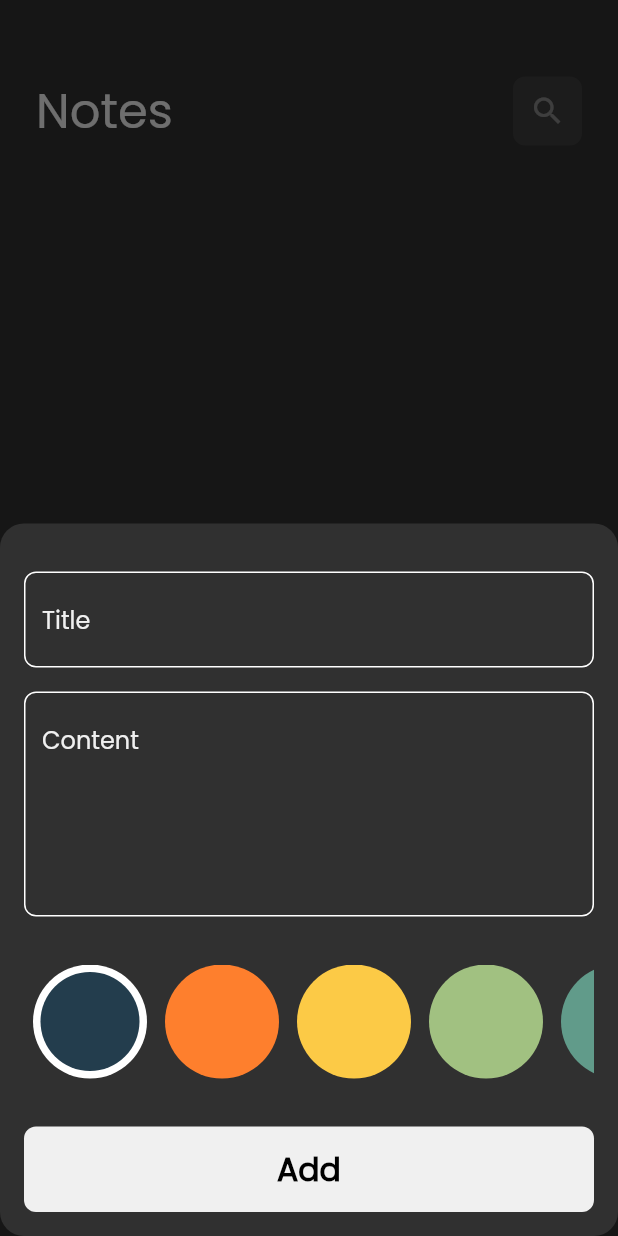
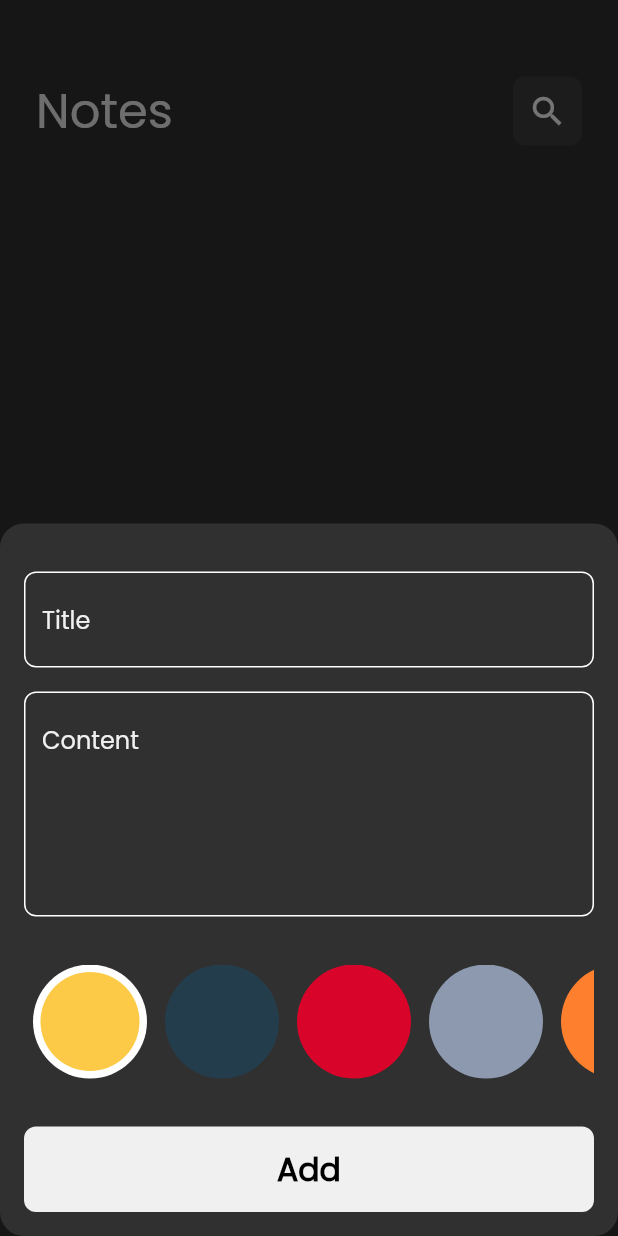
Before and after one commit to AmeerHz/notes_app, a Flutter app: the screen it shows after launch, after a tap on the "add" icon, on a phone screen of 412 x 824 dp. Run offline on Flutter 3.47's test engine with Material 2 defaults, Android fonts, the phone set to English and light mode, and no system bars; our stand-ins replace bloc, flutter_bloc, font_awesome_flutter, hive, hive_flutter, modal_progress_hud_nsn; accounts and stored records are empty.

Commit message:
finish search delegate and cancel editing

```diff
--- a/lib/constants.dart
+++ b/lib/constants.dart
@@ -1,23 +1,27 @@
 import 'package:flutter/material.dart';
 
-const kPrimaryColor =Color(0xffF0F0F0);
+const kPrimaryColor = Color(0xffF0F0F0);
 const kNotesBox = 'notes_box';
 
 const List<Color> kColors = [
+  Color(0xfffcca46),
   Color(0xff233d4d),
+  Color(0xffd90429),
+  Color(0xff8d99ae),
   Color(0xfffe7f2d),
-  Color(0xfffcca46),
+  Color(0xff38b000),
   Color(0xffa1c181),
   Color(0xff619b8a),
+  Color(0xffef233c),
 ];
 
 void showSnackBar(BuildContext context, String message) {
   ScaffoldMessenger.of(context).showSnackBar(
     SnackBar(
-      backgroundColor:Colors.black.withOpacity(0.5),
+      backgroundColor: Colors.black.withOpacity(0.5),
       content: Text(
         message,
-        style:const TextStyle(
+        style: const TextStyle(
           color: Colors.white,
         ),
       ),
--- a/lib/cubits/notes_cubit/notes_cubit.dart
+++ b/lib/cubits/notes_cubit/notes_cubit.dart
@@ -10,6 +10,7 @@ part 'notes_state.dart';
 class NotesCubit extends Cubit<NotesState> {
   NotesCubit() : super(NotesInitial());
  List<NoteModel>? notes;
+ bool isEdit = false;
   fetchAllNotes() {
     var notesBox = Hive.box<NoteModel>(kNotesBox);
      notes = notesBox.values.toList();
--- a/lib/main.dart
+++ b/lib/main.dart
@@ -1,10 +1,10 @@
 import 'package:flutter/material.dart';
 import 'package:hive_flutter/adapters.dart';
 import 'package:notes_app/constants.dart';
-import 'package:notes_app/cubits/add_note_cubit/add_note_cubit.dart';
+
 import 'package:notes_app/models/note_model.dart';
 import 'package:notes_app/simple_bloc_observer.dart';
-import 'package:notes_app/views/notes_view.dart';
+
 import 'package:flutter_bloc/flutter_bloc.dart';
 import 'package:notes_app/views/splash_view.dart';
 
--- a/lib/views/notes_view.dart
+++ b/lib/views/notes_view.dart
@@ -24,7 +24,10 @@ class NotesView extends StatelessWidget {
                 return const AddNoteBottomSheet();
               });
         },
-        child: const Icon(Icons.add),
+        child: const Icon(
+          Icons.add,
+          size: 28,
+        ),
       ),
       body: const NotesViewBody(),
     );
--- a/lib/views/widgets/custom_app_bar.dart
+++ b/lib/views/widgets/custom_app_bar.dart
@@ -1,12 +1,19 @@
 import 'package:flutter/material.dart';
+import 'package:flutter_bloc/flutter_bloc.dart';
 import 'package:notes_app/constants.dart';
+import 'package:notes_app/cubits/notes_cubit/notes_cubit.dart';
 import 'package:notes_app/views/widgets/custom_app_bar_icon.dart';
 
 class CustomAppBar extends StatelessWidget {
   const CustomAppBar(
-      {super.key, required this.title, required this.icon, this.onPressed});
+      {super.key,
+      required this.title,
+      required this.icon,
+      this.onPressed,
+      this.icon2});
   final String title;
   final IconData icon;
+  final IconData? icon2;
   final void Function()? onPressed;
   @override
   Widget build(BuildContext context) {
@@ -20,6 +27,18 @@ class CustomAppBar extends StatelessWidget {
           ),
         ),
         const Spacer(),
+        BlocProvider.of<NotesCubit>(context).isEdit
+            ? Padding(
+                padding: const EdgeInsets.only(right: 16),
+                child: CustomAppBarIcon(
+                  onPressed: () {
+                    BlocProvider.of<NotesCubit>(context).isEdit = false;
+                    Navigator.pop(context);
+                  },
+                  icon: icon2!,
+                ),
+              )
+            : const Spacer(),
         CustomAppBarIcon(
           onPressed: onPressed,
           icon: icon,
--- a/lib/views/widgets/custom_app_bar_icon.dart
+++ b/lib/views/widgets/custom_app_bar_icon.dart
@@ -13,7 +13,11 @@ class CustomAppBarIcon extends StatelessWidget {
           color: Colors.white.withOpacity(0.06),
           borderRadius: BorderRadius.circular(8)),
       child: IconButton(
-        icon: Icon(icon),
+        icon: Icon(
+          icon,
+          size: 26,
+          color: Colors.white,
+        ),
         onPressed: onPressed,
       ),
     );
--- a/lib/views/widgets/note_item.dart
+++ b/lib/views/widgets/note_item.dart
@@ -19,6 +19,7 @@ class NoteItem extends StatelessWidget {
             note: note,
           );
         }));
+        BlocProvider.of<NotesCubit>(context).isEdit = true ;
       },
       child: Container(
         padding: const EdgeInsets.only(
--- a/lib/views/widgets/notes_view_body.dart
+++ b/lib/views/widgets/notes_view_body.dart
@@ -1,9 +1,12 @@
 import 'package:flutter/material.dart';
 import 'package:flutter_bloc/flutter_bloc.dart';
+import 'package:font_awesome_flutter/font_awesome_flutter.dart';
 import 'package:notes_app/cubits/notes_cubit/notes_cubit.dart';
 import 'package:notes_app/views/widgets/custom_app_bar.dart';
 
 import 'package:notes_app/views/widgets/notes_list_view.dart';
+
+import '../search_delegate_view.dart';
 
 class NotesViewBody extends StatefulWidget {
   const NotesViewBody({super.key});
@@ -13,12 +16,12 @@ class NotesViewBody extends StatefulWidget {
 }
 
 class _NotesViewBodyState extends State<NotesViewBody> {
-
   @override
-  void initState(){
+  void initState() {
     BlocProvider.of<NotesCubit>(context).fetchAllNotes();
     super.initState();
   }
+
   @override
   Widget build(BuildContext context) {
     return Padding(
@@ -26,15 +29,20 @@ class _NotesViewBodyState extends State<NotesViewBody> {
         horizontal: 24,
       ),
       child: Column(
-        children:  const [
-          SizedBox(
+        children: [
+          const SizedBox(
             height: 50,
           ),
           CustomAppBar(
-            title: 'Notes',
-            icon: Icons.search,
-          ),
-          Expanded(
+              title: 'Notes',
+              icon: Icons.search,
+              onPressed: () {
+                showSearch(
+                  context: context,
+                  delegate: SearchDelegateView(),
+                );
+              }),
+          const Expanded(
             child: NotesListView(),
           ),
         ],
```
Also changed, not shown: lib/views/search_delegate_view.dart (added, +36 -0 lines), lib/views/widgets/edit_note_view_body.dart (+6 -2 lines), lib/views/widgets/search_results_body.dart (added, +66 -0 lines).
